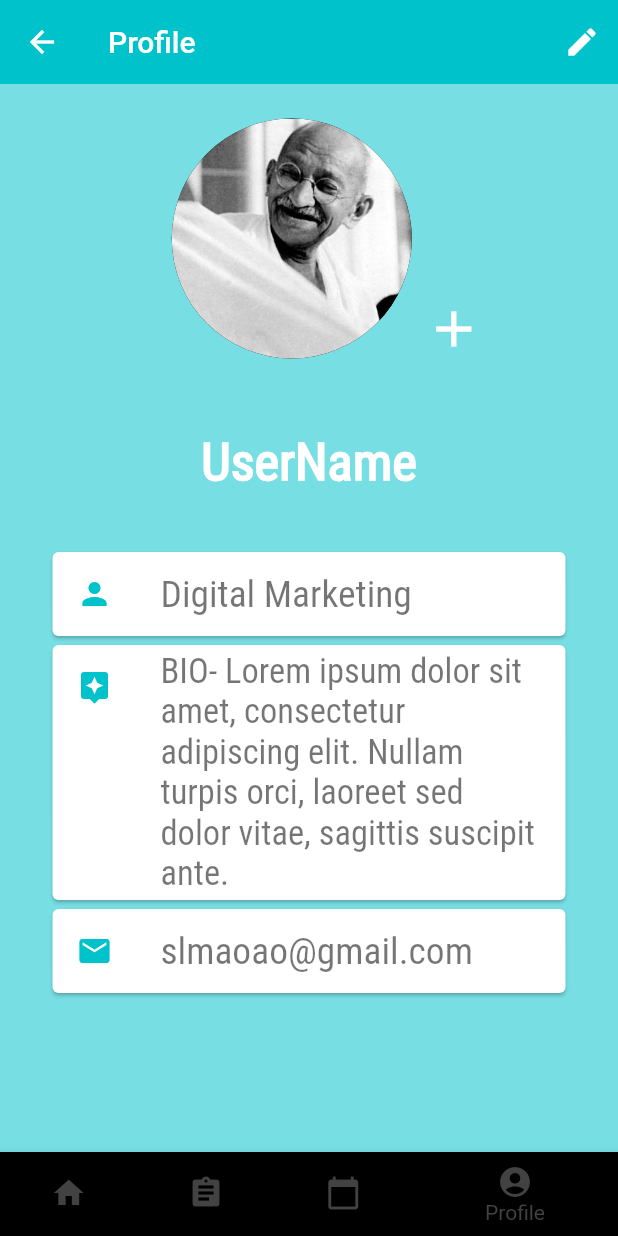
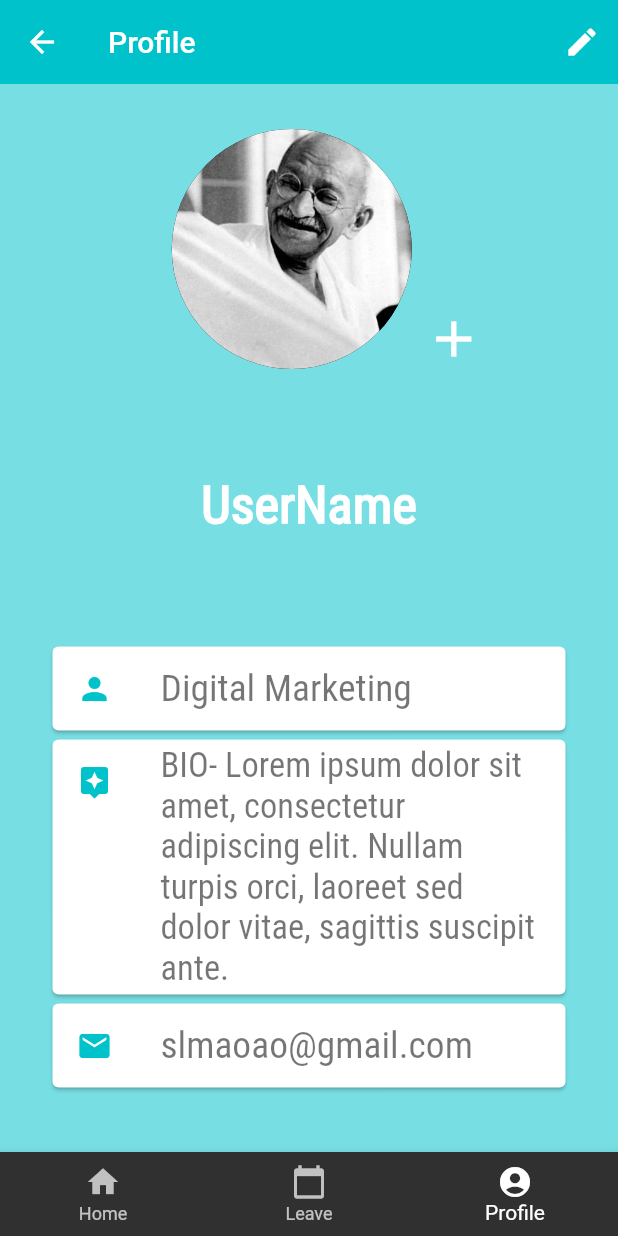
Before and after one commit to Preetam3620/Employee-Tracker-App, a Flutter app: the Profile screen opened by its route, on a phone screen of 412 x 824 dp. Run offline on Flutter 3.47's test engine with Material 2 defaults, Android fonts, the phone set to English and light mode, and no system bars; our stand-ins replace date_time_picker, flutter_image_slideshow.

Commit message:
Day 2 Start

```diff
--- a/emp_tracker/lib/screens/loginScreen.dart
+++ b/emp_tracker/lib/screens/loginScreen.dart
@@ -110,7 +110,7 @@ class _LoginScreenState extends State<LoginScreen> {
                 Expanded(
                   flex: 1,
                   child: Container(
-                    padding: EdgeInsets.only(left: 35.0, right: 35.0),
+                    padding: EdgeInsets.only(left: 30.0, right: 30.0),
                     child: Row(
                       children: <Widget>[
                         SizedBox(
@@ -142,7 +142,7 @@ class _LoginScreenState extends State<LoginScreen> {
                           ),
                         ),
                         SizedBox(
-                          width: 30.0,
+                          width: 20.0,
                         ),
                         DropdownButton<Item>(
                           hint: Text("Select item"),
@@ -175,7 +175,7 @@ class _LoginScreenState extends State<LoginScreen> {
                   ),
                 ),
                 SizedBox(
-                  height: 30.0,
+                  height: 20.0,
                 ),
                 Expanded(
                   flex: 2,
--- a/emp_tracker/lib/screens/profile.dart
+++ b/emp_tracker/lib/screens/profile.dart
@@ -12,22 +12,27 @@ class Profile extends StatefulWidget {
 
 class _ProfileState extends State<Profile> {
 
-  int currid = 3;
+  int currid = 2;
 
   @override
   Widget build(BuildContext context) {
     return SafeArea(
       child: Scaffold(
         body: Container(
-          //color: Color(0xFF00C2CB),
           padding: EdgeInsets.all(10.0),
+          child: SingleChildScrollView(
+            child: SizedBox(
+              height: MediaQuery
+                  .of(context)
+                  .size
+                  .height,
               child: Column(
                 crossAxisAlignment: CrossAxisAlignment.stretch,
                 children: <Widget>[
-              //Expanded(flex: 1, child: Container()),
-              Expanded(
-                flex: 2,
-                child: Center(
+                  SizedBox(
+                    height: 20.0,
+                  ),
+                  Center(
                     child: Center(
                       child: Row(
                         mainAxisAlignment: MainAxisAlignment.center,
@@ -38,13 +43,13 @@ class _ProfileState extends State<Profile> {
                             radius: 80.0,
                             backgroundImage: AssetImage('images/mgk.jpg'),
                           ),
-                        IconButton(icon:Icon(Icons.add, size: 40.0, color: Colors.white),
-                          onPressed: (){
+                          IconButton(icon: Icon(
+                              Icons.add, size: 40.0, color: Colors.white),
+                            onPressed: () {
                               //something
                             },
                           )
                         ],
-                    ),
                       ),
                     ),
                   ),
@@ -67,7 +72,8 @@ class _ProfileState extends State<Profile> {
                   SizedBox(height: 10.0),
                   Card(
                     color: Colors.white,
-                margin: EdgeInsets.symmetric(vertical: 3.0, horizontal: 25.0,),
+                    margin: EdgeInsets.symmetric(
+                      vertical: 3.0, horizontal: 25.0,),
                     child: ListTile(
 
                         leading: Icon(
@@ -86,7 +92,8 @@ class _ProfileState extends State<Profile> {
                   ),
                   Card(
                     color: Colors.white,
-                margin: EdgeInsets.symmetric(vertical: 3.0, horizontal: 25.0,),
+                    margin: EdgeInsets.symmetric(
+                      vertical: 3.0, horizontal: 25.0,),
                     child: ListTile(
 
                         leading: Icon(
@@ -105,7 +112,8 @@ class _ProfileState extends State<Profile> {
                   ),
                   Card(
                     color: Colors.white,
-                margin: EdgeInsets.symmetric(vertical: 3.0, horizontal: 25.0,),
+                    margin: EdgeInsets.symmetric(
+                      vertical: 3.0, horizontal: 25.0,),
                     child: ListTile(
 
                         leading: Icon(
@@ -122,8 +130,10 @@ class _ProfileState extends State<Profile> {
                         )
                     ),
                   ),
-              Expanded(flex:1, child:Container(),)
+                  Expanded(flex: 1, child: Container(),)
                 ],
+              ),
+            ),
           ),
         ),
         backgroundColor: Color(0x8800C2CB),
@@ -134,7 +144,7 @@ class _ProfileState extends State<Profile> {
           actions: <Widget>[
             IconButton(icon: Icon(Icons.edit),
               color: Colors.white,
-              onPressed: (){
+              onPressed: () {
                 //something
               },
             ),
@@ -150,11 +160,6 @@ class _ProfileState extends State<Profile> {
               backgroundColor: Colors.black,
             ),
             BottomNavigationBarItem(
-              icon: Icon(Icons.assignment),
-              title: Text('Feedback'),
-              backgroundColor: Colors.black,
-            ),
-            BottomNavigationBarItem(
               icon: Icon(Icons.calendar_today),
               title: Text('Leave'),
               backgroundColor: Colors.black,
@@ -165,18 +170,18 @@ class _ProfileState extends State<Profile> {
               backgroundColor: Colors.black,
             ),
           ],
-          onTap: (index){
+          onTap: (index) {
             setState(() {
               currid = index;
-              if(currid == 0){
-                Navigator.pushReplacement(context,MaterialPageRoute(builder: (context) => Home()));
+              if (currid == 0) {
+                Navigator.pushReplacement(
+                    context, MaterialPageRoute(builder: (context) => Home()));
               }
-              else if(currid == 2){
-                Navigator.pushReplacement(context,MaterialPageRoute(builder: (context) => Leaves()));
+              else if (currid == 1) {
+                Navigator.pushReplacement(
+                    context, MaterialPageRoute(builder: (context) => Leaves()));
               }
-              else if(currid == 3)
-                Navigator.pushReplacement(context,MaterialPageRoute(builder: (context) => Profile()));
-            });
+            },);
           },
         ),
       ),
```
Also changed, not shown: emp_tracker/lib/screens/home.dart (+10 -15 lines), emp_tracker/lib/screens/leaves.dart (+6 -9 lines). Lines whose indentation alone changed are shown as unchanged.
